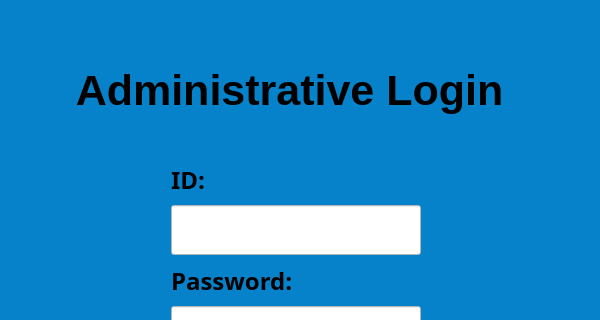
The window that QT_designer/admin_window.ui (sumeyrazenkin/Atm-Project) describes before a commit, drawn with Qt 5; both pictures show x 0 to 600 and y 0 to 320 of the 600 by 700 pixel window.
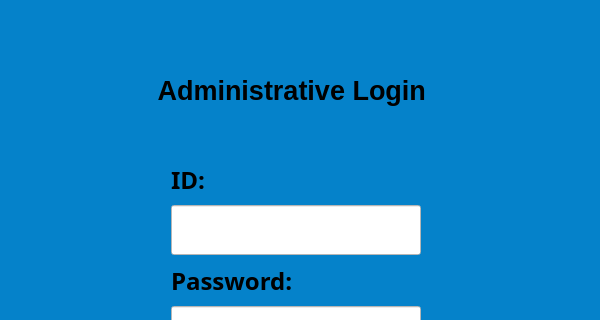
The same window after the commit.

The edit to the form file:
```diff
--- a/QT_designer/admin_window.ui
+++ b/QT_designer/admin_window.ui
@@ -41,8 +41,8 @@
     </property>
     <property name="font">
      <font>
-      <family>.AppleSystemUIFont</family>
-      <pointsize>32</pointsize>
+      <family>MS Shell Dlg 2</family>
+      <pointsize>20</pointsize>
       <weight>75</weight>
       <bold>true</bold>
      </font>
```
Left out of the diff: 2 changed lines with no effect on the pictures.
